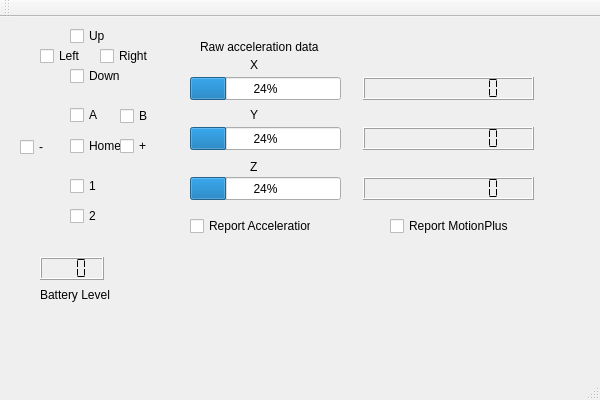
This is wmainwindow.ui in joseasoler/qwiimote as Qt 5 draws it before an edit. The edited form follows.
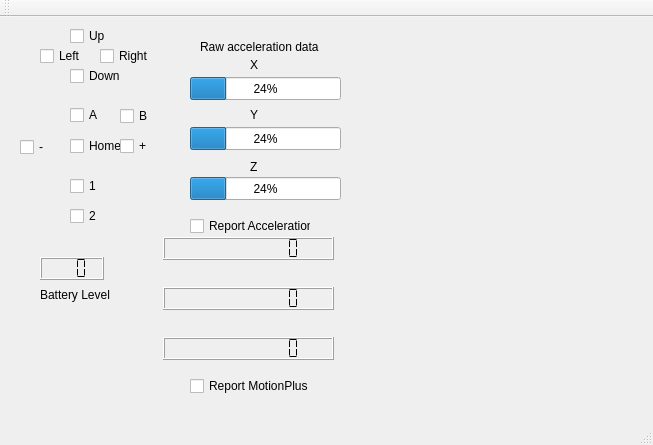
This is the edited form. Custom widgets are drawn as their Qt base class.

Commit message: -Add: Stub an of OpenGL widget.

Diff of the .ui file:
```diff
--- a/wmainwindow.ui
+++ b/wmainwindow.ui
@@ -6,8 +6,8 @@
    <rect>
     <x>0</x>
     <y>0</y>
-    <width>600</width>
-    <height>400</height>
+    <width>653</width>
+    <height>445</height>
    </rect>
   </property>
   <property name="windowTitle">
@@ -293,8 +293,8 @@
    <widget class="QCheckBox" name="report_motionplus">
     <property name="geometry">
      <rect>
-      <x>390</x>
-      <y>200</y>
+      <x>190</x>
+      <y>360</y>
       <width>121</width>
       <height>18</height>
      </rect>
@@ -306,8 +306,8 @@
    <widget class="QLCDNumber" name="angle_x">
     <property name="geometry">
      <rect>
-      <x>363</x>
-      <y>60</y>
+      <x>163</x>
+      <y>220</y>
       <width>171</width>
       <height>23</height>
      </rect>
@@ -322,8 +322,8 @@
    <widget class="QLCDNumber" name="angle_y">
     <property name="geometry">
      <rect>
-      <x>363</x>
-      <y>110</y>
+      <x>163</x>
+      <y>270</y>
       <width>171</width>
       <height>23</height>
      </rect>
@@ -338,8 +338,8 @@
    <widget class="QLCDNumber" name="angle_z">
     <property name="geometry">
      <rect>
-      <x>363</x>
-      <y>160</y>
+      <x>163</x>
+      <y>320</y>
       <width>171</width>
       <height>23</height>
      </rect>
@@ -351,6 +351,16 @@
      <enum>QLCDNumber::Flat</enum>
     </property>
    </widget>
+   <widget class="WOpenGL" name="widget" native="true">
+    <property name="geometry">
+     <rect>
+      <x>350</x>
+      <y>10</y>
+      <width>291</width>
+      <height>281</height>
+     </rect>
+    </property>
+   </widget>
   </widget>
   <widget class="QMenuBar" name="menuBar">
    <property name="geometry">
@@ -373,6 +383,14 @@
   <widget class="QStatusBar" name="statusBar"/>
  </widget>
  <layoutdefault spacing="6" margin="11"/>
+ <customwidgets>
+  <customwidget>
+   <class>WOpenGL</class>
+   <extends>QWidget</extends>
+   <header>wopengl.h</header>
+   <container>1</container>
+  </customwidget>
+ </customwidgets>
  <resources/>
  <connections/>
 </ui>
```
Left out of the diff: 2 changed lines with no effect on the pictures. The commit also changes 3 other files.
